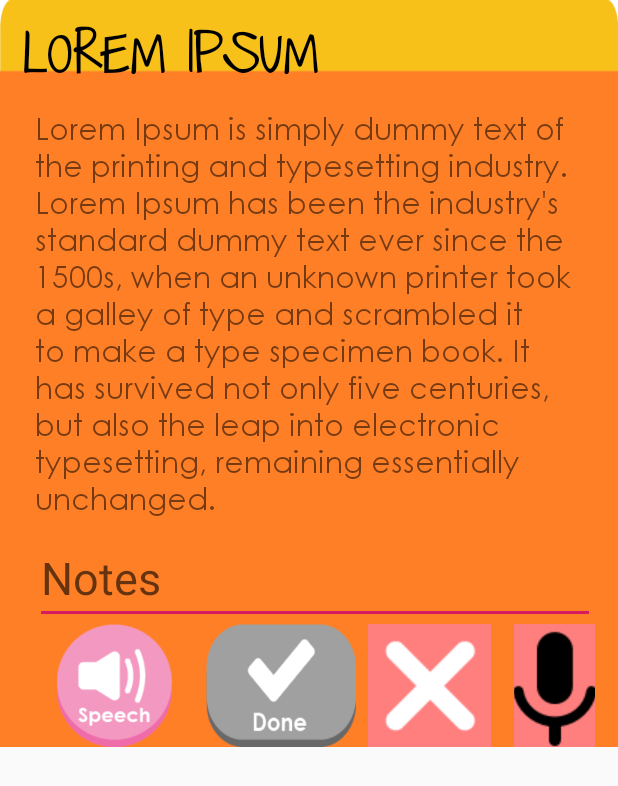
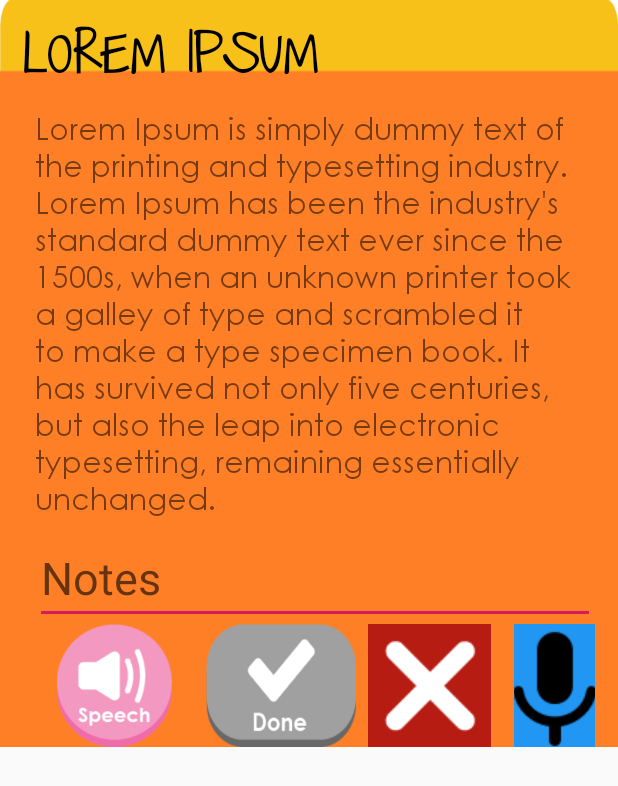
Before and after one commit to dotun73/worldchangingkids-android-master, an Android app: the layout fragment_act_of_kindness_details.xml on its own in the app's theme, with its tools: preview values and no code run, on a phone screen of 412 x 824 dp. Shown: the top 786 px of the screen. Run offline under Robolectric (Android 15) with nearby library versions, the phone set to English and light mode, and no system bars.

Commit message:
changed the background color of the buttons.

```diff
--- a/app/src/main/res/layout/fragment_act_of_kindness_details.xml
+++ b/app/src/main/res/layout/fragment_act_of_kindness_details.xml
@@ -90,7 +90,7 @@
             android:layout_marginStart="8dp"
             android:layout_marginLeft="20dp"
             android:layout_toRightOf="@+id/toggle_button_done"
-            android:background="#ff7f7f"
+            android:background="#B61C12"
             android:src="@drawable/main_activity_hide_nav_bar"
             app:layout_constraintHorizontal_bias="0.9"
             app:layout_constraintLeft_toLeftOf="parent"
@@ -105,7 +105,7 @@
             android:layout_marginStart="15dp"
             android:layout_marginLeft="20dp"
             android:layout_toRightOf="@id/button_close_dialog"
-            android:background="#ff7f7f"
+            android:background="#2196F3"
             android:src="@drawable/record_button"
             app:layout_constraintHorizontal_bias="0.9"
             app:layout_constraintLeft_toLeftOf="parent"
@@ -120,7 +120,7 @@
             android:layout_marginStart="15dp"
             android:layout_marginLeft="20dp"
             android:layout_toRightOf="@+id/button_record"
-            android:background="#ff7f7f"
+            android:background="#2196F3"
             android:src="@drawable/play_button"
             app:layout_constraintHorizontal_bias="0.9"
             app:layout_constraintLeft_toLeftOf="parent"
@@ -135,7 +135,7 @@
             android:layout_marginStart="15dp"
             android:layout_marginLeft="20dp"
             android:layout_toRightOf="@+id/button_play"
-            android:background="#ff7f7f"
+            android:background="#2196F3"
             android:src="@drawable/camera_button"
             app:layout_constraintHorizontal_bias="0.9"
             app:layout_constraintLeft_toLeftOf="parent"
```
